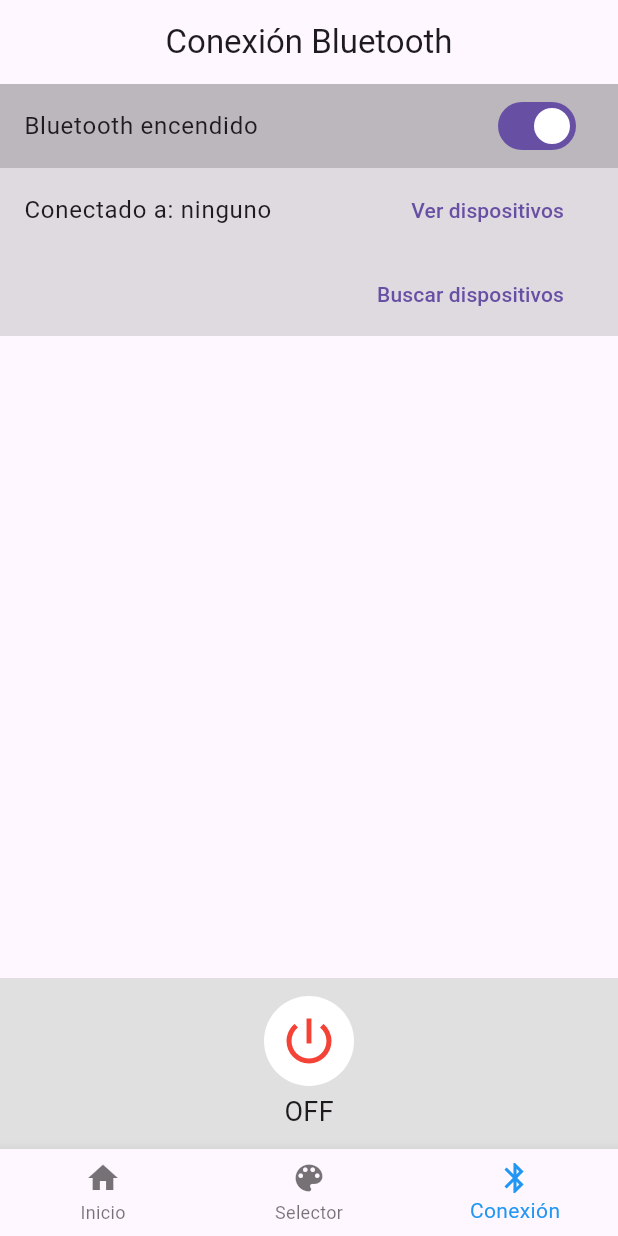
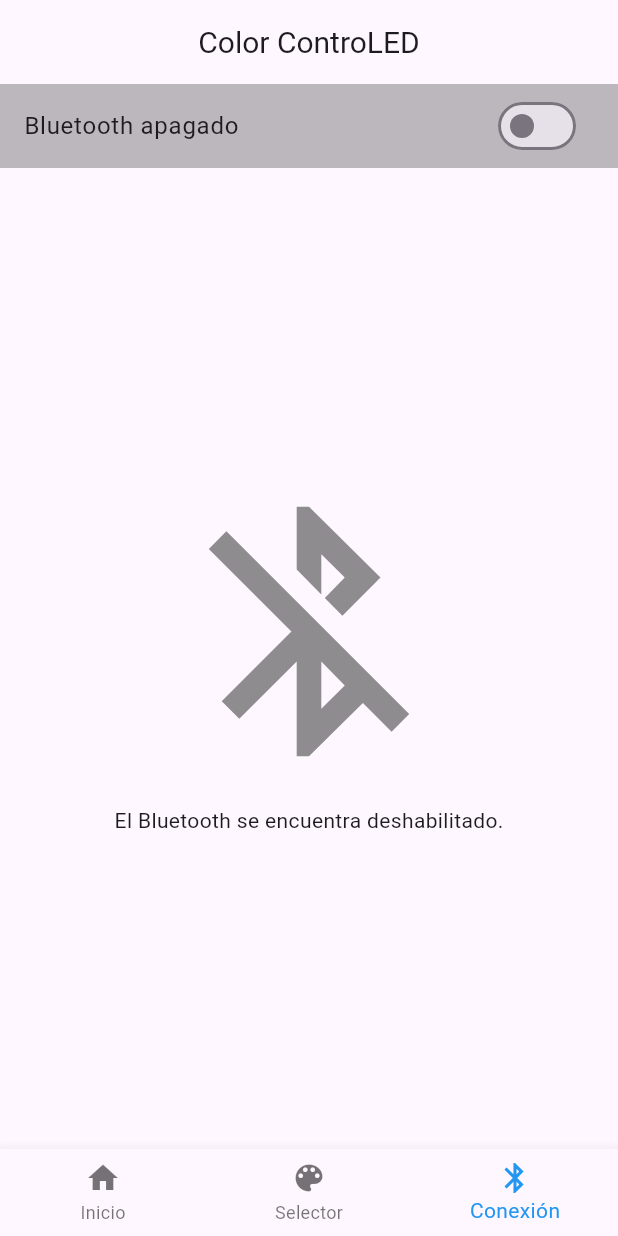
Before and after one commit to ChrisAlegria/Color-ControLED, a Flutter app: the screen it shows after launch, item 3 of the bottom bar chosen, after a tap on "Bluetooth encendido", on a phone screen of 412 x 824 dp. Run offline on Flutter 3.47's test engine with Material 3 defaults, Android fonts, the phone set to English and light mode, and no system bars; our stand-ins replace flutter_blue, flutter_bluetooth_serial, permission_handler, shared_preferences; missing offline and left inert: flutter_circle_color_picker.

Commit message:
Update: Appbar Titles Size And Bluetooth Button Off Mode

```diff
--- a/lib/Pages/color_picker_screen.dart
+++ b/lib/Pages/color_picker_screen.dart
@@ -115,7 +115,7 @@ class _ColorPickerScreenState extends State<ColorPickerScreen> {
         title: const Center(
           child: Text(
             'Color ControLED',
-            style: TextStyle(fontSize: 18),
+            style: TextStyle(fontSize: 20),
           ),
         ),
       ),
--- a/lib/Pages/devices_screen.dart
+++ b/lib/Pages/devices_screen.dart
@@ -105,8 +105,12 @@ class _DevicesScreenState extends State<DevicesScreen> {
   Widget build(BuildContext context) {
     return Scaffold(
       appBar: AppBar(
-        centerTitle: true,
-        title: const Text('Conexión Bluetooth'),
+        title: const Center(
+          child: Text(
+            'Color ControLED',
+            style: TextStyle(fontSize: 20),
+          ),
+        ),
       ),
       body: Column(
         children: [
@@ -152,8 +156,12 @@ class _DevicesScreenState extends State<DevicesScreen> {
       onChanged: (bool value) async {
         if (value) {
           await _bluetooth.requestEnable();
+          setState(() =>
+              _bluetoothState = true); // Actualiza el estado inmediatamente
         } else {
           await _bluetooth.requestDisable();
+          setState(() =>
+              _bluetoothState = false); // Actualiza el estado inmediatamente
         }
       },
       tileColor: Colors.black26,
--- a/lib/Pages/home.dart
+++ b/lib/Pages/home.dart
@@ -79,7 +79,12 @@ class _MainPageState extends State<MainPage> {
   Widget _buildHome() {
     return Scaffold(
       appBar: AppBar(
-        title: const Text('Color ControLED'),
+        title: const Center(
+          child: Text(
+            'Color ControLED',
+            style: TextStyle(fontSize: 20),
+          ),
+        ),
       ),
       body: Center(
         child: Column(
```
